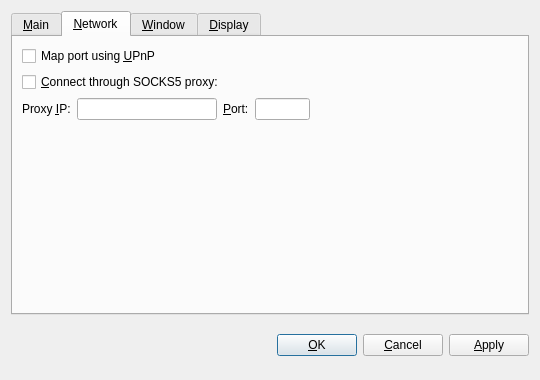
Qt form src/qt/forms/optionsdialog.ui (wizadr/DiminutiveCoin) before a commit.
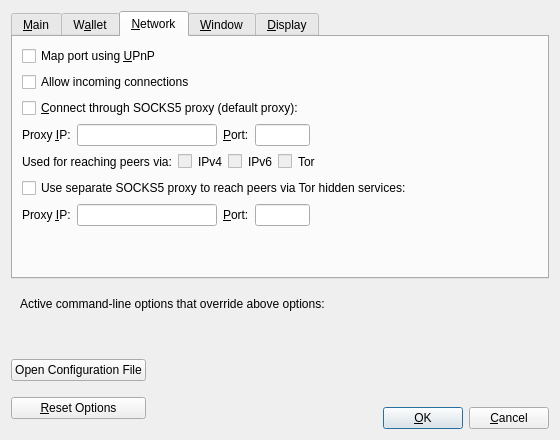
The same form after that commit. The open tabs and pages were chosen to show the change. Custom widgets are drawn as their Qt base class.

```diff
--- a/src/qt/forms/optionsdialog.ui
+++ b/src/qt/forms/optionsdialog.ui
@@ -6,8 +6,8 @@
    <rect>
     <x>0</x>
     <y>0</y>
-    <width>540</width>
-    <height>380</height>
+    <width>560</width>
+    <height>440</height>
    </rect>
   </property>
   <property name="windowTitle">
@@ -19,9 +19,6 @@
   <layout class="QVBoxLayout" name="verticalLayout">
    <item>
     <widget class="QTabWidget" name="tabWidget">
-     <property name="tabPosition">
-      <enum>QTabWidget::North</enum>
-     </property>
      <property name="currentIndex">
       <number>0</number>
      </property>
@@ -31,38 +28,45 @@
       </attribute>
       <layout class="QVBoxLayout" name="verticalLayout_Main">
        <item>
-        <widget class="QLabel" name="transactionFeeInfoLabel">
+        <widget class="QCheckBox" name="bitcoinAtStartup">
+         <property name="toolTip">
+          <string>Automatically start %1 after logging in to the system.</string>
+         </property>
          <property name="text">
-          <string>Optional transaction fee per kB that helps make sure your transactions are processed quickly. Most transactions are 1 kB. Fee 0.01 recommended.</string>
+          <string>&amp;Start %1 on system login</string>
          </property>
-         <property name="textFormat">
-          <enum>Qt::PlainText</enum>
-         </property>
-         <property name="wordWrap">
-          <bool>true</bool>
-         </property>
         </widget>
        </item>
        <item>
-        <layout class="QHBoxLayout" name="horizontalLayoutFee">
+        <layout class="QHBoxLayout" name="horizontalLayout_2_Main">
          <item>
-          <widget class="QLabel" name="transactionFeeLabel">
+          <widget class="QLabel" name="databaseCacheLabel">
            <property name="text">
-            <string>Pay transaction &amp;fee</string>
+            <string>Size of &amp;database cache</string>
            </property>
            <property name="textFormat">
             <enum>Qt::PlainText</enum>
            </property>
            <property name="buddy">
-            <cstring>transactionFee</cstring>
+            <cstring>databaseCache</cstring>
            </property>
           </widget>
          </item>
          <item>
-          <widget class="DiminutiveVaultCoinAmountField" name="transactionFee"/>
+          <widget class="QSpinBox" name="databaseCache"/>
          </item>
          <item>
-          <spacer name="horizontalSpacerFee">
+          <widget class="QLabel" name="databaseCacheUnitLabel">
+           <property name="text">
+            <string>MB</string>
+           </property>
+           <property name="textFormat">
+            <enum>Qt::PlainText</enum>
+           </property>
+          </widget>
+         </item>
+         <item>
+          <spacer name="horizontalSpacer_2_Main">
            <property name="orientation">
             <enum>Qt::Horizontal</enum>
            </property>
@@ -77,38 +81,29 @@
         </layout>
        </item>
        <item>
-        <widget class="QLabel" name="reserveBalanceInfoLabel">
+        <layout class="QHBoxLayout" name="horizontalLayout_3_Main">
+         <item>
+          <widget class="QLabel" name="threadsScriptVerifLabel">
          <property name="text">
-          <string>Reserved amount does not participate in staking and is therefore spendable at any time.</string>
+            <string>Number of script &amp;verification threads</string>
          </property>
          <property name="textFormat">
           <enum>Qt::PlainText</enum>
          </property>
-         <property name="wordWrap">
-          <bool>true</bool>
+           <property name="buddy">
+            <cstring>threadsScriptVerif</cstring>
          </property>
         </widget>
        </item>
        <item>
-        <layout class="QHBoxLayout" name="horizontalLayoutReserveBalance">
-         <item>
-          <widget class="QLabel" name="reserveBalanceLabel">
-           <property name="text">
-            <string>Reserve</string>
+          <widget class="QSpinBox" name="threadsScriptVerif">
+           <property name="toolTip">
+            <string>(0 = auto, &lt;0 = leave that many cores free)</string>
            </property>
-           <property name="textFormat">
-            <enum>Qt::PlainText</enum>
-           </property>
-           <property name="buddy">
-            <cstring>reserveBalance</cstring>
-           </property>
           </widget>
          </item>
          <item>
-          <widget class="DiminutiveVaultCoinAmountField" name="reserveBalance"/>
-         </item>
-         <item>
-          <spacer name="horizontalSpacerReserveBalance">
+          <spacer name="horizontalSpacer_3_Main">
            <property name="orientation">
             <enum>Qt::Horizontal</enum>
            </property>
@@ -122,16 +117,6 @@
          </item>
         </layout>
        </item>
-       <item>
-        <widget class="QCheckBox" name="diminutivevaultcoinAtStartup">
-         <property name="toolTip">
-          <string>Automatically start DiminutiveVaultCoin after logging in to the system.</string>
-         </property>
-         <property name="text">
-          <string>&amp;Start DiminutiveVaultCoin on system login</string>
-         </property>
-        </widget>
-       </item>
        <item>
         <spacer name="verticalSpacer_Main">
          <property name="orientation">
@@ -147,6 +132,55 @@
        </item>
       </layout>
      </widget>
+     <widget class="QWidget" name="tabWallet">
+      <attribute name="title">
+       <string>W&amp;allet</string>
+      </attribute>
+      <layout class="QVBoxLayout" name="verticalLayout_Wallet">
+       <item>
+        <widget class="QGroupBox" name="groupBox">
+         <property name="title">
+          <string>Expert</string>
+         </property>
+         <layout class="QVBoxLayout" name="verticalLayout_2">
+          <item>
+           <widget class="QCheckBox" name="coinControlFeatures">
+            <property name="toolTip">
+             <string>Whether to show coin control features or not.</string>
+            </property>
+            <property name="text">
+             <string>Enable coin &amp;control features</string>
+            </property>
+           </widget>
+          </item>
+          <item>
+           <widget class="QCheckBox" name="spendZeroConfChange">
+            <property name="toolTip">
+             <string>If you disable the spending of unconfirmed change, the change from a transaction cannot be used until that transaction has at least one confirmation. This also affects how your balance is computed.</string>
+            </property>
+            <property name="text">
+             <string>&amp;Spend unconfirmed change</string>
+            </property>
+           </widget>
+          </item>
+         </layout>
+        </widget>
+       </item>
+       <item>
+        <spacer name="verticalSpacer_Wallet">
+         <property name="orientation">
+          <enum>Qt::Vertical</enum>
+         </property>
+         <property name="sizeHint" stdset="0">
+          <size>
+           <width>20</width>
+           <height>40</height>
+          </size>
+         </property>
+        </spacer>
+       </item>
+      </layout>
+     </widget>
      <widget class="QWidget" name="tabNetwork">
       <attribute name="title">
        <string>&amp;Network</string>
@@ -155,25 +189,35 @@
        <item>
         <widget class="QCheckBox" name="mapPortUpnp">
          <property name="toolTip">
-          <string>Automatically open the DiminutiveVaultCoin client port on the router. This only works when your router supports UPnP and it is enabled.</string>
+          <string>Automatically open the Bitcoin client port on the router. This only works when your router supports UPnP and it is enabled.</string>
          </property>
          <property name="text">
           <string>Map port using &amp;UPnP</string>
          </property>
         </widget>
        </item>
+       <item>
+        <widget class="QCheckBox" name="allowIncoming">
+         <property name="toolTip">
+          <string>Accept connections from outside</string>
+         </property>
+         <property name="text">
+          <string>Allow incoming connections</string>
+         </property>
+        </widget>
+       </item>
        <item>
         <widget class="QCheckBox" name="connectSocks">
          <property name="toolTip">
-          <string>Connect to the DiminutiveVaultCoin network through a SOCKS5 proxy (e.g. when connecting through Tor).</string>
+          <string>Connect to the Bitcoin network through a SOCKS5 proxy.</string>
          </property>
          <property name="text">
-          <string>&amp;Connect through SOCKS5 proxy:</string>
+          <string>&amp;Connect through SOCKS5 proxy (default proxy):</string>
          </property>
         </widget>
        </item>
        <item>
-        <layout class="QHBoxLayout" name="horizontalLayout_Network">
+        <layout class="QHBoxLayout" name="horizontalLayout_1_Network">
          <item>
           <widget class="QLabel" name="proxyIpLabel">
            <property name="text">
@@ -189,6 +233,12 @@
          </item>
          <item>
           <widget class="QValidatedLineEdit" name="proxyIp">
+           <property name="minimumSize">
+            <size>
+             <width>140</width>
+             <height>0</height>
+            </size>
+           </property>
            <property name="maximumSize">
             <size>
              <width>140</width>
@@ -196,7 +246,7 @@
             </size>
            </property>
            <property name="toolTip">
-            <string>IP address of the proxy (e.g. 127.0.0.1)</string>
+            <string>IP address of the proxy (e.g. IPv4: 127.0.0.1 / IPv6: ::1)</string>
            </property>
           </widget>
          </item>
@@ -215,6 +265,12 @@
          </item>
          <item>
           <widget class="QLineEdit" name="proxyPort">
+           <property name="minimumSize">
+            <size>
+             <width>55</width>
+             <height>0</height>
+            </size>
+           </property>
            <property name="maximumSize">
             <size>
              <width>55</width>
@@ -227,7 +283,194 @@
           </widget>
          </item>
          <item>
-          <spacer name="horizontalSpacer_Network">
+          <spacer name="horizontalSpacer_1_Network">
+           <property name="orientation">
+            <enum>Qt::Horizontal</enum>
+           </property>
+           <property name="sizeHint" stdset="0">
+            <size>
+             <width>40</width>
+             <height>20</height>
+            </size>
+           </property>
+          </spacer>
+         </item>
+        </layout>
+       </item>
+       <item>
+        <layout class="QHBoxLayout" name="horizontalLayout_2_Network">
+         <item>
+          <widget class="QLabel" name="proxyActiveNets">
+           <property name="text">
+            <string>Used for reaching peers via:</string>
+           </property>
+           <property name="textFormat">
+            <enum>Qt::PlainText</enum>
+           </property>
+          </widget>
+         </item>
+         <item>
+          <widget class="QCheckBox" name="proxyReachIPv4">
+           <property name="enabled">
+            <bool>false</bool>
+           </property>
+           <property name="toolTip">
+            <string>Shows, if the supplied default SOCKS5 proxy is used to reach peers via this network type.</string>
+           </property>
+           <property name="text">
+            <string/>
+           </property>
+          </widget>
+         </item>
+         <item>
+          <widget class="QLabel" name="proxyReachIPv4Label">
+           <property name="text">
+            <string>IPv4</string>
+           </property>
+           <property name="textFormat">
+            <enum>Qt::PlainText</enum>
+           </property>
+          </widget>
+         </item>
+         <item>
+          <widget class="QCheckBox" name="proxyReachIPv6">
+           <property name="enabled">
+            <bool>false</bool>
+           </property>
+           <property name="toolTip">
+            <string>Shows, if the supplied default SOCKS5 proxy is used to reach peers via this network type.</string>
+           </property>
+           <property name="text">
+            <string/>
+           </property>
+          </widget>
+         </item>
+         <item>
+          <widget class="QLabel" name="proxyReachIPv6Label">
+           <property name="text">
+            <string>IPv6</string>
+           </property>
+           <property name="textFormat">
+            <enum>Qt::PlainText</enum>
+           </property>
+          </widget>
+         </item>
+         <item>
+          <widget class="QCheckBox" name="proxyReachTor">
+           <property name="enabled">
+            <bool>false</bool>
+           </property>
+           <property name="toolTip">
+            <string>Shows, if the supplied default SOCKS5 proxy is used to reach peers via this network type.</string>
+           </property>
+           <property name="text">
+            <string/>
+           </property>
+          </widget>
+         </item>
+         <item>
+          <widget class="QLabel" name="proxyReachTorLabel">
+           <property name="text">
+            <string>Tor</string>
+           </property>
+           <property name="textFormat">
+            <enum>Qt::PlainText</enum>
+           </property>
+          </widget>
+         </item>
+         <item>
+          <spacer name="horizontalSpacer_2_Network">
+           <property name="orientation">
+            <enum>Qt::Horizontal</enum>
+           </property>
+           <property name="sizeHint" stdset="0">
+            <size>
+             <width>40</width>
+             <height>20</height>
+            </size>
+           </property>
+          </spacer>
+         </item>
+        </layout>
+       </item>
+       <item>
+        <widget class="QCheckBox" name="connectSocksTor">
+         <property name="toolTip">
+          <string>Connect to the Bitcoin network through a separate SOCKS5 proxy for Tor hidden services.</string>
+         </property>
+         <property name="text">
+          <string>Use separate SOCKS5 proxy to reach peers via Tor hidden services:</string>
+         </property>
+        </widget>
+       </item>
+       <item>
+        <layout class="QHBoxLayout" name="horizontalLayout_3_Network">
+         <item>
+          <widget class="QLabel" name="proxyIpTorLabel">
+           <property name="text">
+            <string>Proxy &amp;IP:</string>
+           </property>
+           <property name="textFormat">
+            <enum>Qt::PlainText</enum>
+           </property>
+           <property name="buddy">
+            <cstring>proxyIpTor</cstring>
+           </property>
+          </widget>
+         </item>
+         <item>
+          <widget class="QValidatedLineEdit" name="proxyIpTor">
+           <property name="minimumSize">
+            <size>
+             <width>140</width>
+             <height>0</height>
+            </size>
+           </property>
+           <property name="maximumSize">
+            <size>
+             <width>140</width>
+             <height>16777215</height>
+            </size>
+           </property>
+           <property name="toolTip">
+            <string>IP address of the proxy (e.g. IPv4: 127.0.0.1 / IPv6: ::1)</string>
+           </property>
+          </widget>
+         </item>
+         <item>
+          <widget class="QLabel" name="proxyPortTorLabel">
+           <property name="text">
+            <string>&amp;Port:</string>
+           </property>
+           <property name="textFormat">
+            <enum>Qt::PlainText</enum>
+           </property>
+           <property name="buddy">
+            <cstring>proxyPortTor</cstring>
+           </property>
+          </widget>
+         </item>
+         <item>
+          <widget class="QLineEdit" name="proxyPortTor">
+           <property name="minimumSize">
+            <size>
+             <width>55</width>
+             <height>0</height>
+            </size>
+           </property>
+           <property name="maximumSize">
+            <size>
+             <width>55</width>
+             <height>16777215</height>
+            </size>
+           </property>
+           <property name="toolTip">
+            <string>Port of the proxy (e.g. 9050)</string>
+           </property>
+          </widget>
+         </item>
+         <item>
+          <spacer name="horizontalSpacer_4_Network">
            <property name="orientation">
             <enum>Qt::Horizontal</enum>
            </property>
@@ -261,6 +504,16 @@
        <string>&amp;Window</string>
       </attribute>
       <layout class="QVBoxLayout" name="verticalLayout_Window">
+       <item>
+        <widget class="QCheckBox" name="hideTrayIcon">
+         <property name="toolTip">
+          <string>&amp;Hide the icon from the system tray.</string>
+         </property>
+         <property name="text">
+          <string>Hide tray icon</string>
+         </property>
+        </widget>
+       </item>
        <item>
         <widget class="QCheckBox" name="minimizeToTray">
          <property name="toolTip">
@@ -274,7 +527,7 @@
        <item>
         <widget class="QCheckBox" name="minimizeOnClose">
          <property name="toolTip">
-          <string>Minimize instead of exit the application when the window is closed. When this option is enabled, the application will be closed only after selecting Quit in the menu.</string>
+          <string>Minimize instead of exit the application when the window is closed. When this option is enabled, the application will be closed only after selecting Exit in the menu.</string>
          </property>
          <property name="text">
           <string>M&amp;inimize on close</string>
@@ -319,7 +572,7 @@
          <item>
           <widget class="QValueComboBox" name="lang">
            <property name="toolTip">
-            <string>The user interface language can be set here. This setting will take effect after restarting DiminutiveVaultCoin.</string>
+            <string>The user interface language can be set here. This setting will take effect after restarting %1.</string>
            </property>
           </widget>
          </item>
@@ -350,21 +603,28 @@
         </layout>
        </item>
        <item>
-        <widget class="QCheckBox" name="coinControlFeatures">
+        <layout class="QHBoxLayout" name="horizontalLayout_3_Display">
+         <item>
+          <widget class="QLabel" name="thirdPartyTxUrlsLabel">
          <property name="toolTip">
-          <string>Whether to show coin control features or not.</string>
+            <string>Third party URLs (e.g. a block explorer) that appear in the transactions tab as context menu items. %s in the URL is replaced by transaction hash. Multiple URLs are separated by vertical bar |.</string>
          </property>
          <property name="text">
-          <string>Display coin &amp;control features (experts only!)</string>
-         </property>
+            <string>Third party transaction URLs</string>
+           </property>
+           <property name="buddy">
+            <cstring>thirdPartyTxUrls</cstring>
+           </property>
         </widget>
        </item>
        <item>
-        <widget class="QCheckBox" name="useBlackTheme">
-         <property name="text">
-          <string>Use black visual theme (requires restart)</string>
-         </property>
-        </widget>
+          <widget class="QLineEdit" name="thirdPartyTxUrls">
+           <property name="toolTip">
+            <string>Third party URLs (e.g. a block explorer) that appear in the transactions tab as context menu items. %s in the URL is replaced by transaction hash. Multiple URLs are separated by vertical bar |.</string>
+           </property>
+          </widget>
+         </item>
+        </layout>
        </item>
        <item>
         <spacer name="verticalSpacer_Display">
@@ -383,8 +643,84 @@
      </widget>
     </widget>
    </item>
+   <item>
+    <widget class="QFrame" name="frame">
+     <layout class="QVBoxLayout" name="verticalLayout_Bottom">
+      <item>
+       <layout class="QHBoxLayout" name="horizontalLayout_Bottom">
+        <item>
+         <widget class="QLabel" name="overriddenByCommandLineInfoLabel">
+          <property name="text">
+           <string>Active command-line options that override above options:</string>
+          </property>
+          <property name="textFormat">
+           <enum>Qt::PlainText</enum>
+          </property>
+         </widget>
+        </item>
+        <item>
+         <spacer name="horizontalSpacer_Bottom">
+          <property name="orientation">
+           <enum>Qt::Horizontal</enum>
+          </property>
+          <property name="sizeHint" stdset="0">
+           <size>
+            <width>40</width>
+            <height>20</height>
+           </size>
+          </property>
+         </spacer>
+        </item>
+       </layout>
+      </item>
+      <item>
+       <widget class="QLabel" name="overriddenByCommandLineLabel">
+        <property name="text">
+         <string/>
+        </property>
+        <property name="textFormat">
+         <enum>Qt::PlainText</enum>
+        </property>
+        <property name="wordWrap">
+         <bool>true</bool>
+        </property>
+       </widget>
+      </item>
+     </layout>
+    </widget>
+   </item>
    <item>
     <layout class="QHBoxLayout" name="horizontalLayout_Buttons">
+     <item>
+      <layout class="QVBoxLayout" name="verticalLayout_Buttons">
+       <item>
+        <widget class="QPushButton" name="openBitcoinConfButton">
+         <property name="toolTip">
+          <string>Open the %1 configuration file from the working directory.</string>
+         </property>
+         <property name="text">
+          <string>Open Configuration File</string>
+         </property>
+         <property name="autoDefault">
+          <bool>false</bool>
+         </property>
+        </widget>
+       </item>
+       <item>
+        <widget class="QPushButton" name="resetButton">
+         <property name="toolTip">
+          <string>Reset all client options to default.</string>
+         </property>
+         <property name="text">
+          <string>&amp;Reset Options</string>
+         </property>
+         <property name="autoDefault">
+          <bool>false</bool>
+         </property>
+        </widget>
+       </item>
+      </layout>
+     </item>
      <item>
       <spacer name="horizontalSpacer_1">
        <property name="orientation">
@@ -400,6 +736,12 @@
      </item>
      <item>
       <widget class="QLabel" name="statusLabel">
+       <property name="minimumSize">
+        <size>
+         <width>200</width>
+         <height>0</height>
+        </size>
+       </property>
        <property name="font">
         <font>
          <weight>75</weight>
@@ -431,10 +773,33 @@
       </spacer>
      </item>
      <item>
+      <layout class="QVBoxLayout" name="verticalLayout_4">
+       <item>
+        <spacer name="verticalSpacer">
+         <property name="orientation">
+          <enum>Qt::Vertical</enum>
+         </property>
+         <property name="sizeHint" stdset="0">
+          <size>
+           <width>20</width>
+           <height>40</height>
+          </size>
+         </property>
+        </spacer>
+       </item>
+       <item>
+        <layout class="QHBoxLayout" name="horizontalLayout">
+         <item>
       <widget class="QPushButton" name="okButton">
        <property name="text">
         <string>&amp;OK</string>
        </property>
+           <property name="autoDefault">
+            <bool>false</bool>
+           </property>
+           <property name="default">
+            <bool>true</bool>
+           </property>
       </widget>
      </item>
      <item>
@@ -447,36 +812,25 @@
        </property>
       </widget>
      </item>
-     <item>
-      <widget class="QPushButton" name="applyButton">
-       <property name="text">
-        <string>&amp;Apply</string>
-       </property>
-       <property name="autoDefault">
-        <bool>false</bool>
-       </property>
-      </widget>
+        </layout>
+       </item>
+      </layout>
      </item>
     </layout>
    </item>
   </layout>
  </widget>
  <customwidgets>
-  <customwidget>
-   <class>DiminutiveVaultCoinAmountField</class>
-   <extends>QSpinBox</extends>
-   <header>diminutivevaultcoinamountfield.h</header>
-  </customwidget>
-  <customwidget>
-   <class>QValueComboBox</class>
-   <extends>QComboBox</extends>
-   <header>qvaluecombobox.h</header>
-  </customwidget>
   <customwidget>
    <class>QValidatedLineEdit</class>
    <extends>QLineEdit</extends>
    <header>qvalidatedlineedit.h</header>
   </customwidget>
+  <customwidget>
+   <class>QValueComboBox</class>
+   <extends>QComboBox</extends>
+   <header>qvaluecombobox.h</header>
+  </customwidget>
  </customwidgets>
  <resources/>
  <connections/>
```
Lines whose indentation alone changed are shown as unchanged.
